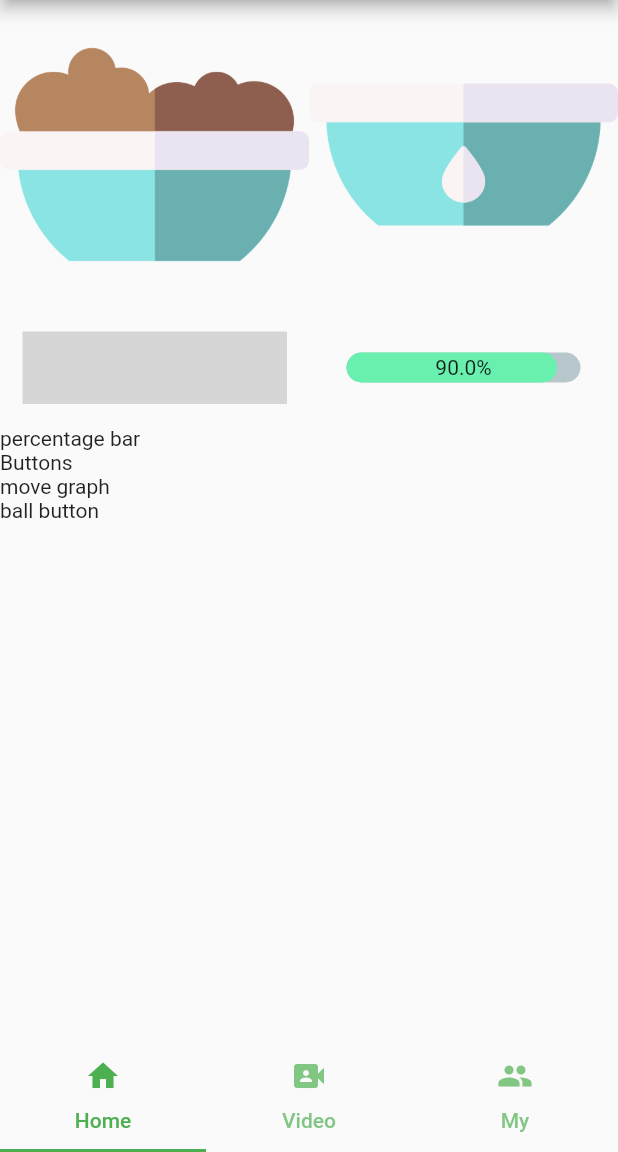
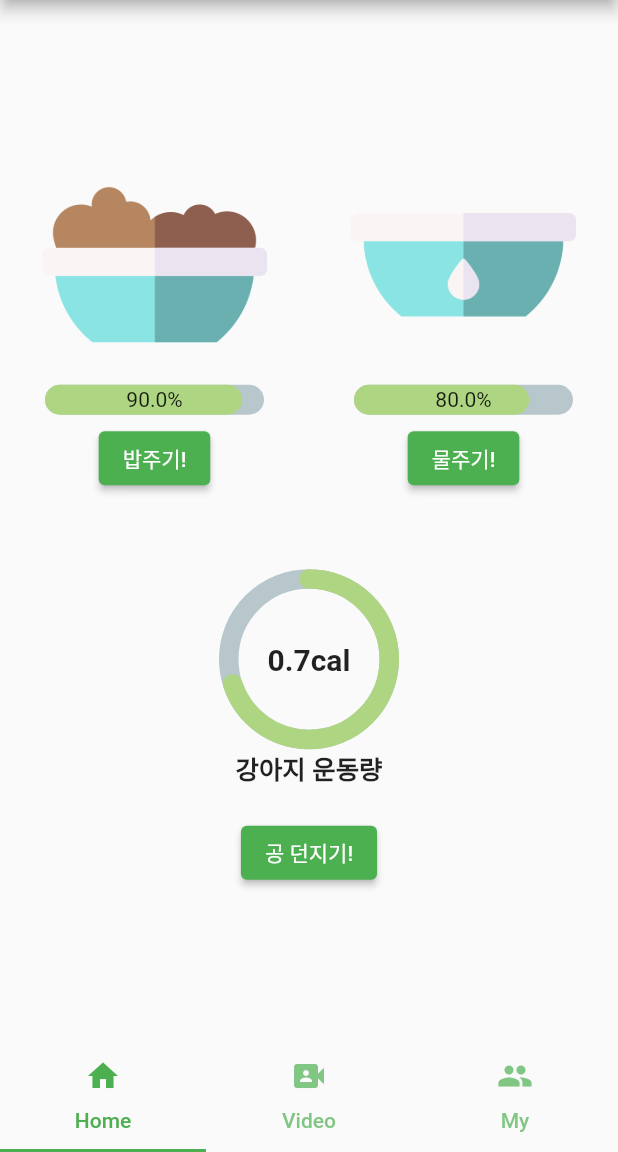
Before and after one commit to unh6uoj/pet_rest, a Flutter app: the screen it shows after launch, on a phone screen of 412 x 824 dp, the part 84-1236 px from its top. Run offline on Flutter 3.47's test engine with Material 2 defaults, Android fonts, the phone set to English and light mode, and no system bars; drawn by our look-alikes of percent_indicator; network calls fail; grey boxes are pictures that could not be loaded.

Commit message:
update_home_design

```diff
--- a/lib/screen_home.dart
+++ b/lib/screen_home.dart
@@ -1,68 +1,130 @@
 import 'package:flutter/material.dart';
 import 'package:percent_indicator/percent_indicator.dart';
 
-class HomeScreen extends StatefulWidget {
+class HomeScreen extends StatelessWidget {
   const HomeScreen({Key? key}) : super(key: key);
 
   @override
-  _HomeScreenState createState() => _HomeScreenState();
-}
+  Widget build(BuildContext context) {
+    // 요소들을 세로로 나란히 배치하기 위한 레이아웃
+    return Column(
+        mainAxisAlignment: MainAxisAlignment.center,
+        crossAxisAlignment: CrossAxisAlignment.center,
 
-class _HomeScreenState extends State<HomeScreen> {
-  @override
-  Widget build(BuildContext context) {
-    return Column(
-        mainAxisAlignment: MainAxisAlignment.start,
-        crossAxisAlignment: CrossAxisAlignment.center,
+        // 요소들 생성
         children: <Widget>[
+          // 첫번째 가로줄
+          Row(
+              mainAxisAlignment: MainAxisAlignment.spaceAround,
+              crossAxisAlignment: CrossAxisAlignment.center,
+              children: <Widget>[
+                // 사료, 물 이미지
+                Image(image: AssetImage('images/pet_food.png'), width: 150),
+                Image(image: AssetImage('images/pet_water.png'), width: 150)
+              ]),
+
+          // 두번째 가로줄
           Row(children: <Widget>[
-            Expanded(child: Image(image: AssetImage('images/pet_food.png'))),
-            Expanded(child: Image(image: AssetImage('images/pet_water.png')))
+            // 사료, 물 잔량
+            Expanded(child: PercentBar(isLinear: true, data: 0.9)),
+            Expanded(child: PercentBar(isLinear: true, data: 0.8))
           ]),
+
+          // 세번째 가로줄
+          Row(
+              mainAxisAlignment: MainAxisAlignment.spaceAround,
+              crossAxisAlignment: CrossAxisAlignment.center,
+              children: <Widget>[
+                // 사료, 물 급여 버튼
+                ElevatedButton(
+                    style: ElevatedButton.styleFrom(primary: Colors.green),
+                    onPressed: () {},
+                    child: Text('밥주기!')),
+                ElevatedButton(
+                    style: ElevatedButton.styleFrom(primary: Colors.green),
+                    onPressed: () {},
+                    child: Text('물주기!'))
+              ]),
+
+          // 중간 여백
+          Container(height: 30),
+
+          // 네번째 가로줄
           Row(children: <Widget>[
-            Expanded(
-                child: Padding(
-                    padding: EdgeInsets.all(15.0),
-                    child: new LinearPercentIndicator(
-                        animation: true,
-                        lineHeight: 20.0,
-                        animationDuration: 2000,
-                        percent: 0.9,
-<<<<<<< HEAD
-                        center: Text("30.0%"),
-=======
-                        center: Text("50.0%"),
->>>>>>> 8a7a8aa13cdc9bc28ad94c9b14907d103144c434
-                        linearStrokeCap: LinearStrokeCap.roundAll,
-                        progressColor: Colors.greenAccent))),
-            Expanded(
-                child: Padding(
-                    padding: EdgeInsets.all(15.0),
-                    child: new LinearPercentIndicator(
-                        animation: true,
-                        lineHeight: 20.0,
-                        animationDuration: 2000,
-                        percent: 0.9,
-                        center: Text("90.0%"),
-                        linearStrokeCap: LinearStrokeCap.roundAll,
-                        progressColor: Colors.greenAccent)))
+            // 운동량
+            Expanded(child: PercentBar(isLinear: false, data: 0.7))
           ]),
-          Row(children: <Widget>[
-            // percentage bar
-            Text("percentage bar")
-          ]),
-          Row(children: <Widget>[
-            // Buttons
-            Text("Buttons")
-          ]),
-          Row(children: <Widget>[
-            // move graph
-            Text("move graph")
-          ]),
-          Row(children: <Widget>[
-            // ball Button
-            Text("ball button")
-          ])
+
+          // 다섯번째 가로줄
+          Row(
+              mainAxisAlignment: MainAxisAlignment.spaceAround,
+              children: <Widget>[
+                // 공 던지기 버튼
+                ElevatedButton(
+                    style: ElevatedButton.styleFrom(primary: Colors.green),
+                    onPressed: () {},
+                    child: Text('공 던지기!'))
+              ])
         ]);
   }
 }
+
+// 퍼센트 바
+class PercentBar extends StatefulWidget {
+  const PercentBar({Key? key, this.isLinear, @required this.data})
+      : super(key: key);
+
+  final bool? isLinear;
+  final double? data;
+
+  @override
+  _PercentBarState createState() =>
+      _PercentBarState(this.isLinear as bool, this.data as double);
+}
+
+class _PercentBarState extends State<PercentBar> {
+  // 데이터 전달받기
+  final bool isLinear;
+  final double data;
+  _PercentBarState(this.isLinear, this.data);
+
+  @override
+  Widget build(BuildContext context) {
+    // 최대 칼로리
+    const double maxCalorie = 100;
+
+    // 선형/비선형 퍼센트 바 반환
+    return this.isLinear
+
+        // 선형 퍼센트 바
+        ? Container(
+            margin: EdgeInsets.symmetric(horizontal: 15.0),
+            padding: EdgeInsets.all(5.0),
+            child: LinearPercentIndicator(
+                animation: true,
+                lineHeight: 20.0,
+                animationDuration: 2000,
+                percent: this.data,
+                center: Text((this.data * 100).toString() + "%"),
+                linearStrokeCap: LinearStrokeCap.roundAll,
+                progressColor: Colors.lightGreen[300]))
+
+        // 비선형(원형) 퍼센트 바
+        : Container(
+            margin: EdgeInsets.symmetric(vertical: 15.0),
+            padding: EdgeInsets.all(5.0),
+            child: CircularPercentIndicator(
+                radius: 120.0,
+                lineWidth: 13.0,
+                animation: true,
+                percent: (this.data * 100) / maxCalorie,
+                center: new Text(this.data.toString() + "cal",
+                    style: new TextStyle(
+                        fontWeight: FontWeight.bold, fontSize: 20.0)),
+                footer: new Text("강아지 운동량",
+                    style: new TextStyle(
+                        fontWeight: FontWeight.bold, fontSize: 17.0)),
+                circularStrokeCap: CircularStrokeCap.round,
+                progressColor: Colors.lightGreen[300]));
+  }
+}
```
Also changed, not shown: 1 other file.
